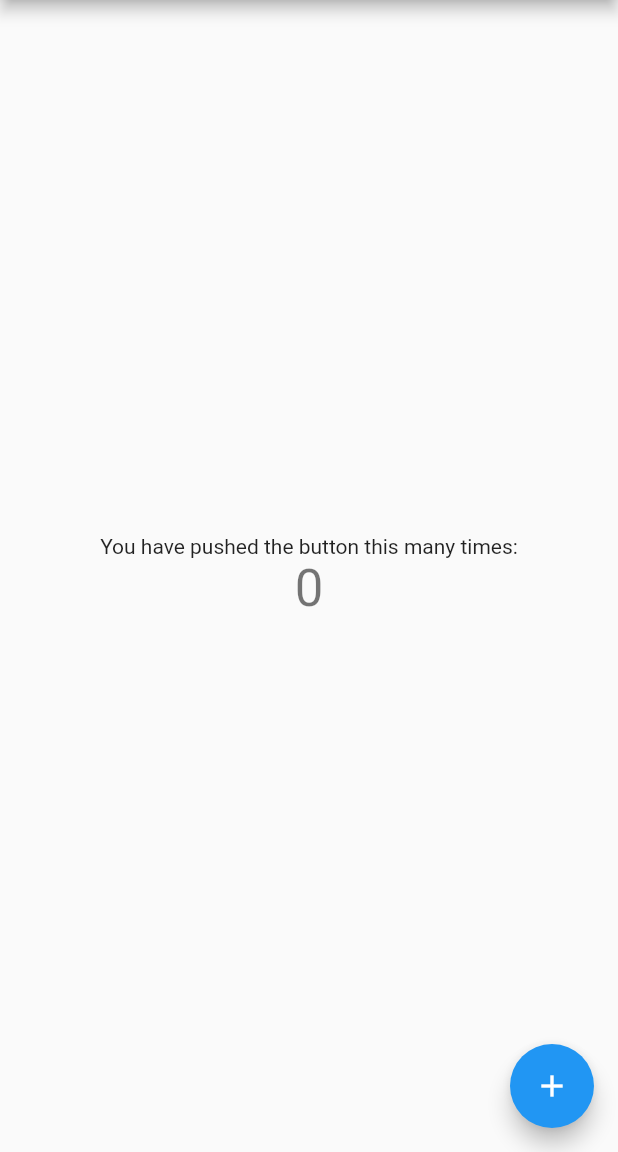
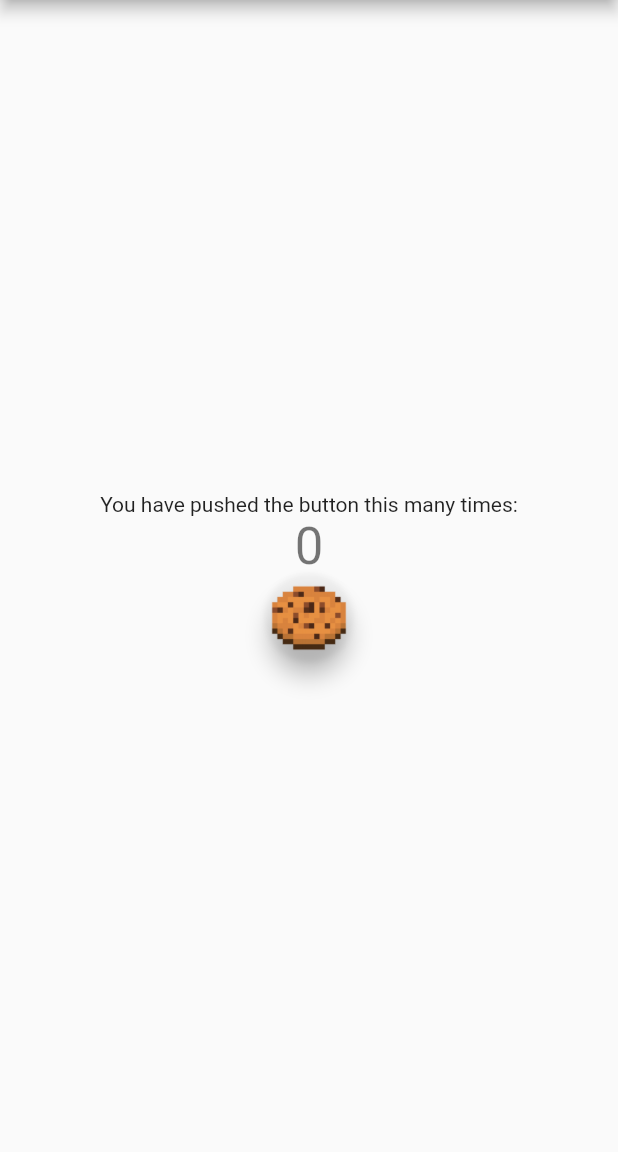
Before and after one commit to enderluca03/IIATIMD, a Flutter app: the screen it shows after launch, on a phone screen of 412 x 824 dp, the part 84-1236 px from its top. Run offline on Flutter 3.47's test engine with Material 2 defaults, Android fonts, the phone set to English and light mode, and no system bars.

Commit message:
cookie images centered

```diff
--- a/coochie_clicker/lib/main.dart
+++ b/coochie_clicker/lib/main.dart
@@ -102,14 +102,20 @@ class _MyHomePageState extends State<MyHomePage> {
               '$_counter',
               style: Theme.of(context).textTheme.headlineMedium,
             ),
+            FloatingActionButton(
+              onPressed: _incrementCounter,
+              tooltip: 'Increment',
+              backgroundColor: Colors.transparent,
+              child: const Image(
+                image: AssetImage('assets/images/cookie.png')
+              ),
+            ),
           ],
         ),
       ),
-      floatingActionButton: FloatingActionButton(
-        onPressed: _incrementCounter,
-        tooltip: 'Increment',
-        child: const Icon(Icons.add),
-      ), // This trailing comma makes auto-formatting nicer for build methods.
+
+
+
     );
   }
 }
--- a/coochie_clicker/pubspec.yaml
+++ b/coochie_clicker/pubspec.yaml
@@ -52,6 +52,8 @@ dev_dependencies:
 
 # The following section is specific to Flutter packages.
 flutter:
+  assets:
+    - assets/images/
 
   # The following line ensures that the Material Icons font is
   # included with your application, so that you can use the icons in
```
Also changed, not shown: coochie_clicker/assets/images/cookie.jpeg (added), coochie_clicker/assets/images/cookie.jpg (added), coochie_clicker/assets/images/cookie.png (added).
